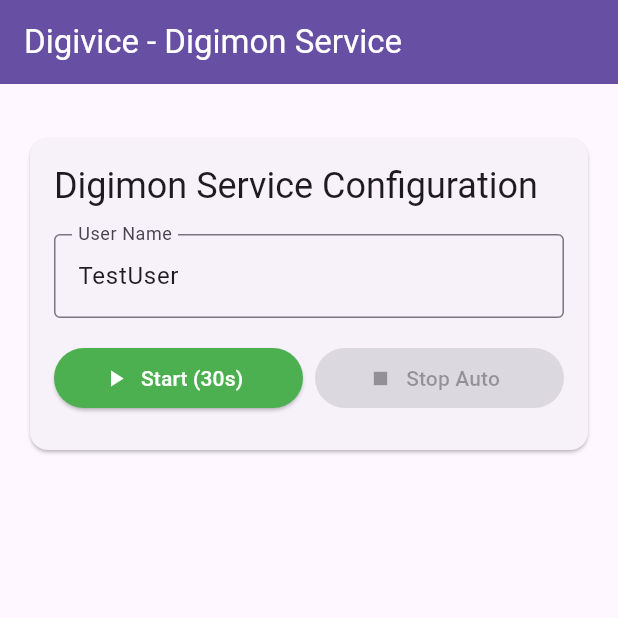
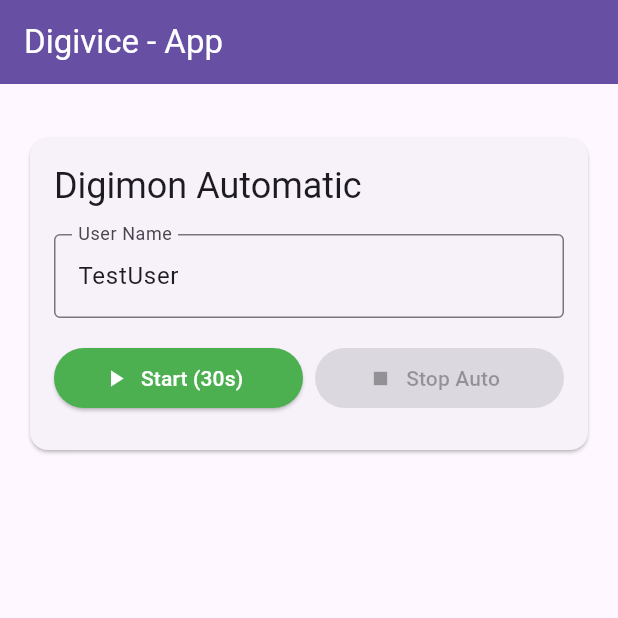
Before and after one commit to markoYam/Digivice, a Flutter app: the screen it shows after launch, on a phone screen of 412 x 824 dp, the top half of it. Run offline on Flutter 3.47's test engine with Material 3 defaults, Android fonts, the phone set to English and light mode, and no system bars; our stand-ins replace bloc, dartz, dio, equatable, firebase_core, firebase_remote_config and 3 more; missing offline and left inert: ntp, otp; accounts and stored records are empty; generated files the repository leaves out were written again.

Commit message:
feat: Update UI titles for Digimon service and configuration

```diff
--- a/digivice_app/lib/features/digimon/presentation/pages/digimon_list_page.dart
+++ b/digivice_app/lib/features/digimon/presentation/pages/digimon_list_page.dart
@@ -29,7 +29,7 @@
   Widget build(BuildContext context) {
     return Scaffold(
       appBar: AppBar(
-        title: const Text('Digivice - Digimon Service'),
+        title: const Text('Digivice - App'),
         backgroundColor: Theme.of(context).colorScheme.primary,
         foregroundColor: Colors.white,
       ),
--- a/digivice_app/lib/features/digimon/presentation/widgets/digimon_configuration_widget.dart
+++ b/digivice_app/lib/features/digimon/presentation/widgets/digimon_configuration_widget.dart
@@ -22,7 +22,7 @@
               crossAxisAlignment: CrossAxisAlignment.start,
               children: [
                 Text(
-                  'Digimon Service Configuration',
+                  'Digimon Automatic',
                   style: Theme.of(context).textTheme.headlineSmall,
                 ),
                 const SizedBox(height: 16),
```
Also changed, not shown: 1 other file.
